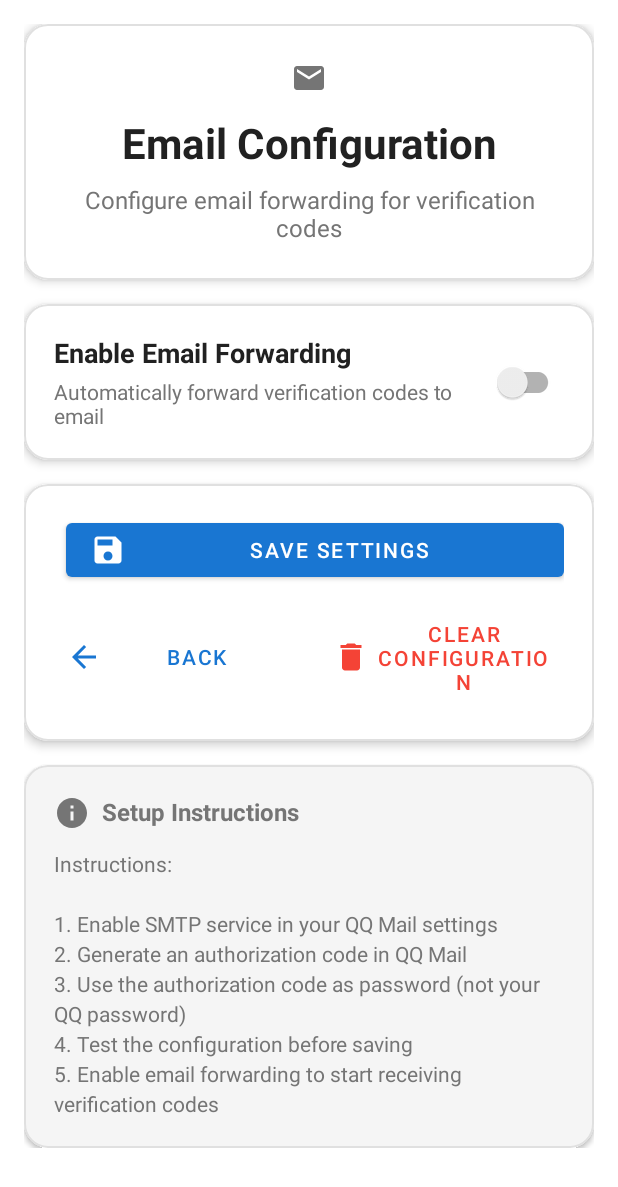
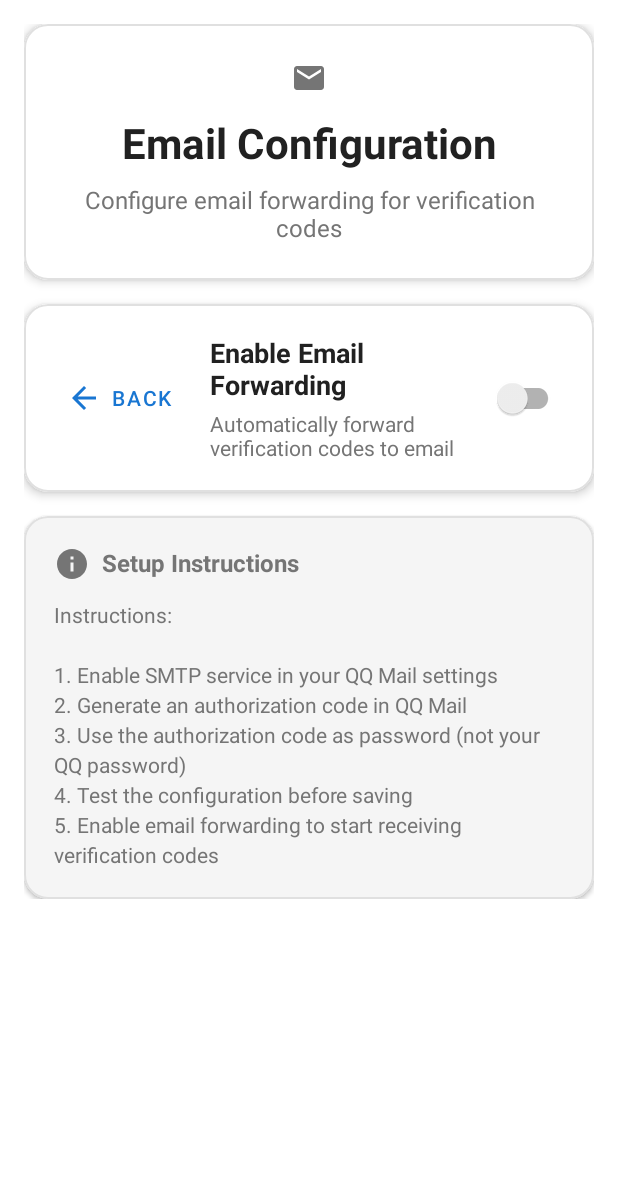
Before and after one commit to cht123456abc/SMSForward3, an Android app: the EmailConfigActivity screen opened directly, with no data from a screen before it, on a phone screen of 412 x 824 dp. Shown: the top 1187 px of the screen. Run offline under Robolectric (Android 15) with nearby library versions, the phone set to English and light mode, and no system bars; libraries missing offline, so code that uses them is left out: javax.mail, javax.mail.internet.

Commit message:
删除清楚配置功能

```diff
--- a/app/src/main/java/com/cht/smsforward/EmailConfigActivity.java
+++ b/app/src/main/java/com/cht/smsforward/EmailConfigActivity.java
@@ -19,12 +19,12 @@ public class EmailConfigActivity extends AppCompatActivity {
 
     private SwitchCompat emailEnabledSwitch;
     private View configFormLayout;
+    private View actionButtonsCard;
     private EditText senderEmailEditText;
     private EditText senderPasswordEditText;
     private EditText recipientEmailEditText;
     private Button testEmailButton;
     private Button saveConfigButton;
-    private Button clearConfigButton;
     private Button backButton;
 
     private EmailSettingsManager settingsManager;
@@ -55,12 +55,12 @@ public class EmailConfigActivity extends AppCompatActivity {
     private void initializeUI() {
         emailEnabledSwitch = findViewById(R.id.emailEnabledSwitch);
         configFormLayout = findViewById(R.id.configFormLayout);
+        actionButtonsCard = findViewById(R.id.actionButtonsCard);
         senderEmailEditText = findViewById(R.id.senderEmailEditText);
         senderPasswordEditText = findViewById(R.id.senderPasswordEditText);
         recipientEmailEditText = findViewById(R.id.recipientEmailEditText);
         testEmailButton = findViewById(R.id.testEmailButton);
         saveConfigButton = findViewById(R.id.saveConfigButton);
-        clearConfigButton = findViewById(R.id.clearConfigButton);
         backButton = findViewById(R.id.backButton);
     }
 
@@ -97,7 +97,6 @@ public class EmailConfigActivity extends AppCompatActivity {
 
         testEmailButton.setOnClickListener(v -> testEmailConfiguration());
         saveConfigButton.setOnClickListener(v -> saveEmailConfiguration());
-        clearConfigButton.setOnClickListener(v -> clearEmailConfiguration());
         backButton.setOnClickListener(v -> finish());
     }
 
@@ -107,7 +106,7 @@ public class EmailConfigActivity extends AppCompatActivity {
     private void updateFormVisibility() {
         boolean enabled = emailEnabledSwitch.isChecked();
         configFormLayout.setVisibility(enabled ? View.VISIBLE : View.GONE);
-        testEmailButton.setVisibility(enabled ? View.VISIBLE : View.GONE);
+        actionButtonsCard.setVisibility(enabled ? View.VISIBLE : View.GONE);
         saveConfigButton.setText(enabled ? getString(R.string.save_configuration) : getString(R.string.save_settings));
     }
 
@@ -170,34 +169,14 @@ public class EmailConfigActivity extends AppCompatActivity {
         if (success) {
             showToast(getString(R.string.toast_config_saved));
             Log.d(TAG, "Email configuration saved");
-            finish(); // Return to main activity
+            // 不再自动返回页面，只显示成功提示
         } else {
             showToast(getString(R.string.toast_config_save_failed));
             Log.e(TAG, "Failed to save email configuration");
         }
     }
 
-    /**
-     * Clear email configuration
-     */
-    private void clearEmailConfiguration() {
-        boolean success = settingsManager.clearEmailConfig();
 
-        if (success) {
-            showToast(getString(R.string.toast_config_cleared));
-            Log.d(TAG, "Email configuration cleared");
-
-            // Reset form
-            emailEnabledSwitch.setChecked(false);
-            senderEmailEditText.setText("");
-            senderPasswordEditText.setText("");
-            recipientEmailEditText.setText("");
-            updateFormVisibility();
-        } else {
-            showToast(getString(R.string.toast_config_clear_failed));
-            Log.e(TAG, "Failed to clear email configuration");
-        }
-    }
 
     /**
      * Get email configuration from form inputs
--- a/app/src/main/res/layout/activity_email_config.xml
+++ b/app/src/main/res/layout/activity_email_config.xml
@@ -52,7 +52,7 @@
 
         </com.google.android.material.card.MaterialCardView>
 
-        <!-- Email Enable/Disable Switch Card -->
+        <!-- Email Enable/Disable Switch Card with Back Button -->
         <com.google.android.material.card.MaterialCardView
             android:layout_width="match_parent"
             android:layout_height="wrap_content"
@@ -70,6 +70,19 @@
                 android:gravity="center_vertical"
                 android:padding="20dp">
 
+                <!-- 返回按钮 -->
+                <com.google.android.material.button.MaterialButton
+                    android:id="@+id/backButton"
+                    android:layout_width="wrap_content"
+                    android:layout_height="wrap_content"
+                    android:text="@string/back_button"
+                    android:layout_marginEnd="16dp"
+                    android:gravity="center"
+                    android:textAlignment="center"
+                    app:icon="@drawable/ic_arrow_back_24dp"
+                    style="@style/Widget.MaterialComponents.Button.TextButton" />
+
+                <!-- 邮件转发开关区域 -->
                 <LinearLayout
                     android:layout_width="0dp"
                     android:layout_height="wrap_content"
@@ -177,8 +190,9 @@
 
         </com.google.android.material.card.MaterialCardView>
 
-        <!-- Action Buttons Card -->
+        <!-- Action Buttons Card (只在启用邮件转发时显示) -->
         <com.google.android.material.card.MaterialCardView
+            android:id="@+id/actionButtonsCard"
             android:layout_width="match_parent"
             android:layout_height="wrap_content"
             android:layout_marginBottom="16dp"
@@ -191,16 +205,9 @@
             <LinearLayout
                 android:layout_width="match_parent"
                 android:layout_height="wrap_content"
-                android:orientation="vertical"
-                android:padding="20dp">
-
-                <!-- Primary Action Buttons -->
-                <LinearLayout
-                    android:layout_width="match_parent"
-                    android:layout_height="wrap_content"
                 android:orientation="horizontal"
                 android:gravity="center"
-                    android:layout_marginBottom="12dp">
+                android:padding="20dp">
 
                 <com.google.android.material.button.MaterialButton
                     android:id="@+id/testEmailButton"
@@ -210,6 +217,7 @@
                     android:text="@string/test_email"
                     android:layout_marginEnd="8dp"
                     android:gravity="center"
+                    android:textAlignment="center"
                     app:icon="@drawable/ic_send_24dp"
                     style="@style/Widget.MaterialComponents.Button.OutlinedButton" />
 
@@ -221,47 +229,15 @@
                     android:text="@string/save_configuration"
                     android:layout_marginStart="8dp"
                     android:gravity="center"
+                    android:textAlignment="center"
                     app:icon="@drawable/ic_save_24dp"
                     style="@style/Widget.MaterialComponents.Button" />
 
             </LinearLayout>
 
-                <!-- Secondary Actions -->
-                <LinearLayout
-                    android:layout_width="match_parent"
-                    android:layout_height="wrap_content"
-                    android:orientation="horizontal"
-                    android:gravity="center">
+        </com.google.android.material.card.MaterialCardView>
 
-                    <com.google.android.material.button.MaterialButton
-                        android:id="@+id/backButton"
-                        android:layout_width="0dp"
-                        android:layout_height="wrap_content"
-                        android:layout_weight="1"
-                        android:text="@string/back_button"
-                        android:layout_marginEnd="8dp"
-                        android:gravity="center"
-                        app:icon="@drawable/ic_arrow_back_24dp"
-                        style="@style/Widget.MaterialComponents.Button.TextButton" />
 
-                    <com.google.android.material.button.MaterialButton
-                        android:id="@+id/clearConfigButton"
-                        android:layout_width="0dp"
-                        android:layout_height="wrap_content"
-                        android:layout_weight="1"
-                        android:text="@string/clear_configuration"
-                        android:layout_marginStart="8dp"
-                        android:gravity="center"
-                        app:icon="@drawable/ic_delete_24dp"
-                        style="@style/Widget.MaterialComponents.Button.TextButton"
-                        android:textColor="?attr/colorError"
-                        app:iconTint="?attr/colorError" />
-
-                </LinearLayout>
-
-            </LinearLayout>
-
-        </com.google.android.material.card.MaterialCardView>
 
         <!-- Instructions Card -->
         <com.google.android.material.card.MaterialCardView
--- a/app/src/main/res/layout/activity_main.xml
+++ b/app/src/main/res/layout/activity_main.xml
@@ -92,6 +92,7 @@
                         android:layout_marginEnd="8dp"
                         android:visibility="gone"
                         android:gravity="center"
+                        android:textAlignment="center"
                         style="@style/Widget.MaterialComponents.Button" />
 
                     <com.google.android.material.button.MaterialButton
@@ -102,6 +103,7 @@
                         android:text="@string/email_settings"
                         android:layout_marginStart="8dp"
                         android:gravity="center"
+                        android:textAlignment="center"
                         app:icon="@drawable/ic_email_24dp"
                         style="@style/Widget.MaterialComponents.Button.OutlinedButton" />
 
--- a/app/src/main/res/layout/item_sms_message.xml
+++ b/app/src/main/res/layout/item_sms_message.xml
@@ -93,6 +93,7 @@
                 android:layout_gravity="end"
                 android:layout_marginTop="4dp"
                 android:gravity="center"
+                android:textAlignment="center"
                 style="?android:attr/buttonStyleSmall" />
 
         </LinearLayout>
```
Lines whose indentation alone changed are shown as unchanged.
